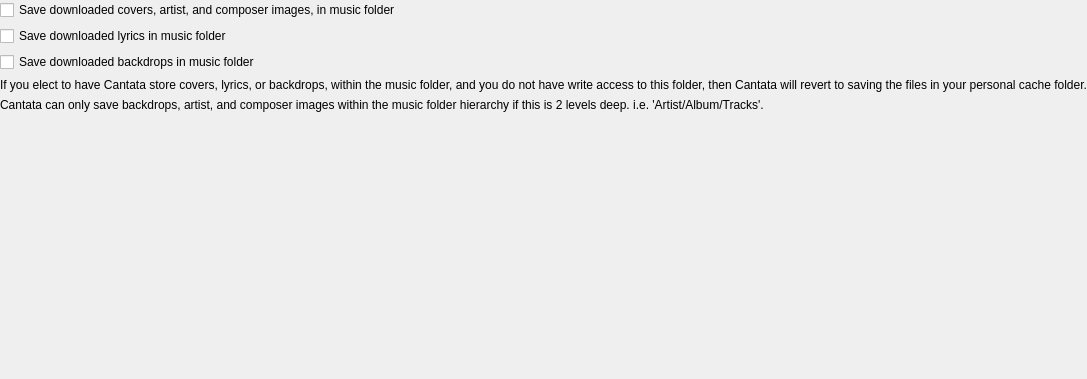
Above: gui/filesettings.ui from CDrummond/cantata before the change. Below: the same form after it.
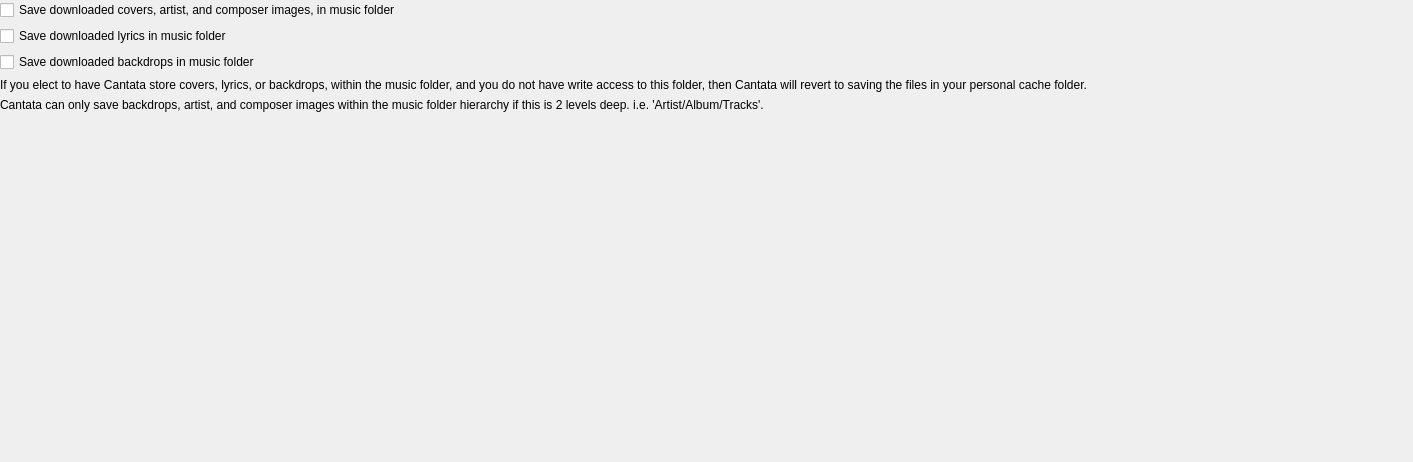
That is the form after the change. Custom widgets are drawn as their Qt base class.

Commit message: Re-arange layouts so that note labels are in correct place if make OSX pref dialog not do its resize thingy...

```diff
--- a/gui/filesettings.ui
+++ b/gui/filesettings.ui
@@ -6,11 +6,14 @@
    <rect>
     <x>0</x>
     <y>0</y>
-    <width>569</width>
-    <height>379</height>
+    <width>1413</width>
+    <height>462</height>
    </rect>
   </property>
-  <layout class="QVBoxLayout" name="verticalLayout">
+  <layout class="QFormLayout" name="formLayout">
+   <property name="fieldGrowthPolicy">
+    <enum>QFormLayout::ExpandingFieldsGrow</enum>
+   </property>
    <property name="leftMargin">
     <number>0</number>
    </property>
@@ -23,42 +26,42 @@
    <property name="bottomMargin">
     <number>0</number>
    </property>
-   <item>
+   <item row="0" column="0" colspan="2">
     <widget class="QCheckBox" name="storeCoversInMpdDir">
      <property name="text">
       <string>Save downloaded covers, artist, and composer images, in music folder</string>
      </property>
     </widget>
    </item>
-   <item>
+   <item row="1" column="0" colspan="2">
     <widget class="QCheckBox" name="storeLyricsInMpdDir">
      <property name="text">
       <string>Save downloaded lyrics in music folder</string>
      </property>
     </widget>
    </item>
-   <item>
+   <item row="2" column="0" colspan="2">
     <widget class="QCheckBox" name="storeBackdropsInMpdDir">
      <property name="text">
       <string>Save downloaded backdrops in music folder</string>
      </property>
     </widget>
    </item>
-   <item>
+   <item row="3" column="0" colspan="2">
     <widget class="NoteLabel" name="label_2">
      <property name="text">
       <string>If you elect to have Cantata store covers, lyrics, or backdrops, within the music folder, and you do not have write access to this folder, then Cantata will revert to saving the files in your personal cache folder.</string>
      </property>
     </widget>
    </item>
-   <item>
+   <item row="4" column="0" colspan="2">
     <widget class="NoteLabel" name="persNote_2">
      <property name="text">
       <string>Cantata can only save backdrops, artist, and composer images within the music folder hierarchy if this is 2 levels deep. i.e. 'Artist/Album/Tracks'.</string>
      </property>
     </widget>
    </item>
-   <item>
+   <item row="5" column="0" colspan="2">
     <spacer name="expandingSpacer">
      <property name="orientation">
       <enum>Qt::Vertical</enum>
```
Left out of the diff: 3 changed lines with no effect on the pictures. The commit also changes 2 other files.
